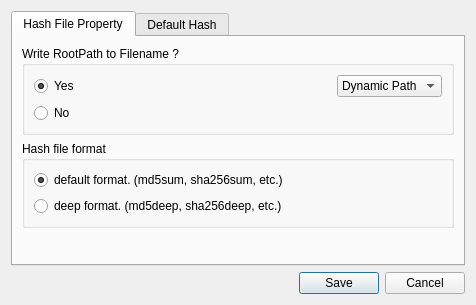
d4ndo/checksumjack, file src/properties.ui: the form before one commit.
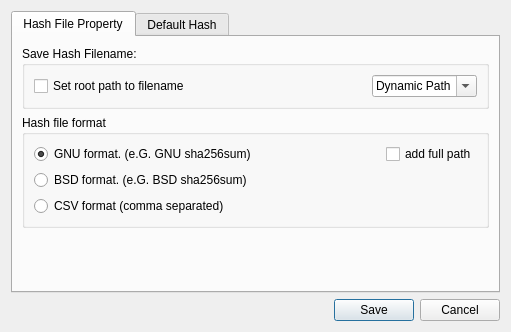
The form after the commit. Icons and pictures are not drawn.

Commit message: Replaced radiobutton (Yes|No) by a checkbox. removed deep format. Added a checkbox add full path. Supported format = gnu | bsd | csv. csv = write only. gnu and bsd = read and write.

The edit to the form file:
```diff
--- a/src/properties.ui
+++ b/src/properties.ui
@@ -6,8 +6,8 @@
    <rect>
     <x>0</x>
     <y>0</y>
-    <width>476</width>
-    <height>305</height>
+    <width>511</width>
+    <height>332</height>
    </rect>
   </property>
   <property name="windowTitle">
@@ -31,11 +31,9 @@
        <item>
         <layout class="QVBoxLayout" name="verticalLayout_5">
          <item>
-          <layout class="QVBoxLayout" name="verticalLayout_4">
-           <item>
             <widget class="QGroupBox" name="groupBox">
              <property name="title">
-              <string>Write RootPath to Filename ?</string>
+            <string>Save Hash Filename:</string>
              </property>
              <layout class="QVBoxLayout" name="verticalLayout_3">
               <item>
@@ -43,13 +41,16 @@
                 <item>
                  <layout class="QHBoxLayout" name="horizontalLayout">
                   <item>
-                   <widget class="QRadioButton" name="radioYes">
+                 <widget class="QCheckBox" name="checkRootPath">
                     <property name="text">
-                     <string>Yes</string>
-                    </property>
-                    <property name="checked">
+                   <string>Set root path to filename</string>
+                  </property>
+                  <property name="checkable">
                      <bool>true</bool>
                     </property>
+                  <property name="checked">
+                   <bool>false</bool>
+                  </property>
                    </widget>
                   </item>
                   <item>
@@ -67,6 +68,9 @@
                   </item>
                   <item>
                    <widget class="QComboBox" name="comboBoxRootPath">
+                  <property name="editable">
+                   <bool>true</bool>
+                  </property>
                     <item>
                      <property name="text">
                       <string>Dynamic Path</string>
@@ -81,13 +85,6 @@
                   </item>
                  </layout>
                 </item>
-                <item>
-                 <widget class="QRadioButton" name="radioNo">
-                  <property name="text">
-                   <string>No</string>
-                  </property>
-                 </widget>
-                </item>
                </layout>
               </item>
              </layout>
@@ -98,11 +95,15 @@
              <property name="title">
               <string>Hash file format</string>
              </property>
+           <layout class="QVBoxLayout" name="verticalLayout_4">
+            <item>
              <layout class="QVBoxLayout" name="verticalLayout_2">
               <item>
-               <widget class="QRadioButton" name="radiodefault">
+               <layout class="QHBoxLayout" name="horizontalLayout_3">
+                <item>
+                 <widget class="QRadioButton" name="radiognu">
                 <property name="text">
-                 <string>default format. (md5sum, sha256sum, etc.)</string>
+                   <string>GNU format. (e.G. GNU sha256sum)</string>
                 </property>
                 <property name="checked">
                  <bool>true</bool>
@@ -110,22 +111,45 @@
                </widget>
               </item>
               <item>
-               <widget class="QRadioButton" name="radiodeep">
-                <property name="enabled">
-                 <bool>true</bool>
-                </property>
+                 <spacer name="horizontalSpacer_3">
+                  <property name="orientation">
+                   <enum>Qt::Horizontal</enum>
+                  </property>
+                  <property name="sizeHint" stdset="0">
+                   <size>
+                    <width>40</width>
+                    <height>20</height>
+                   </size>
+                  </property>
+                 </spacer>
+                </item>
+                <item>
+                 <widget class="QCheckBox" name="checkfullpath">
                 <property name="text">
-                 <string>deep format. (md5deep, sha256deep, etc.)</string>
-                </property>
-                <property name="checkable">
-                 <bool>true</bool>
-                </property>
+                   <string>add full path</string>
+                  </property>
                </widget>
               </item>
              </layout>
-            </widget>
-           </item>
-          </layout>
+              </item>
+              <item>
+               <widget class="QRadioButton" name="radiobsd">
+                <property name="text">
+                 <string>BSD format. (e.G. BSD sha256sum)</string>
+                </property>
+               </widget>
+              </item>
+              <item>
+               <widget class="QRadioButton" name="radiocsv">
+                <property name="text">
+                 <string>CSV format (comma separated)</string>
+                </property>
+               </widget>
+              </item>
+             </layout>
+            </item>
+           </layout>
+          </widget>
          </item>
          <item>
           <spacer name="verticalSpacer">
@@ -135,7 +159,7 @@
            <property name="sizeHint" stdset="0">
             <size>
              <width>17</width>
-             <height>13</height>
+             <height>118</height>
             </size>
            </property>
           </spacer>
```
Lines whose indentation alone changed are shown as unchanged. The commit also changes 2 other files.
